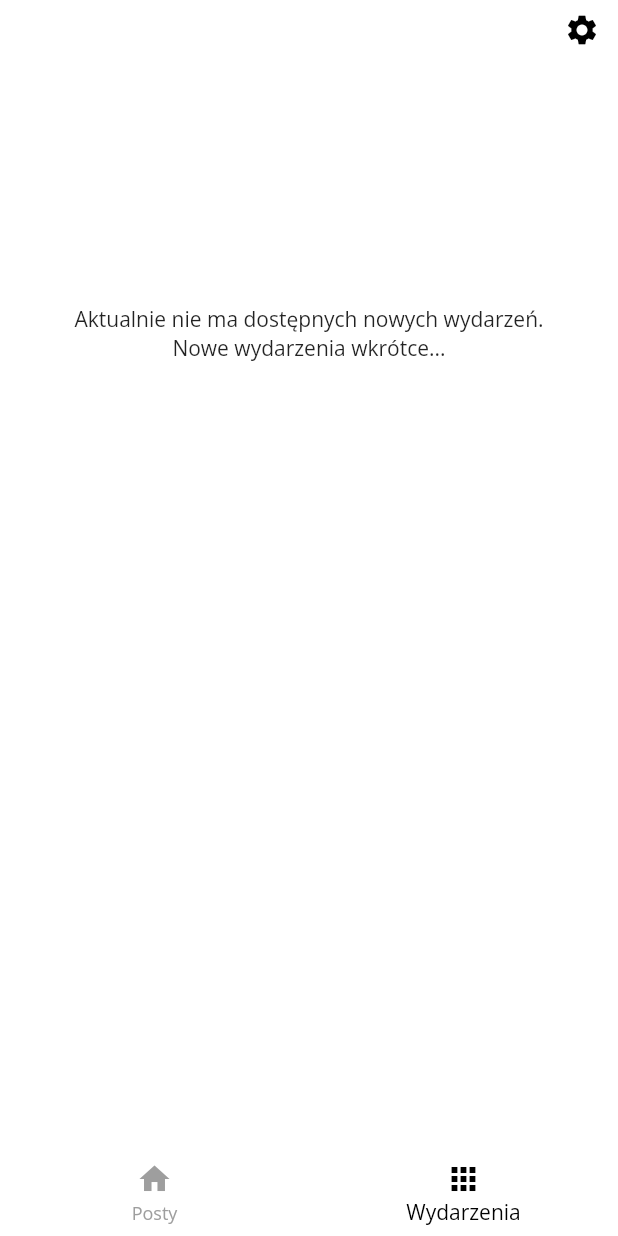
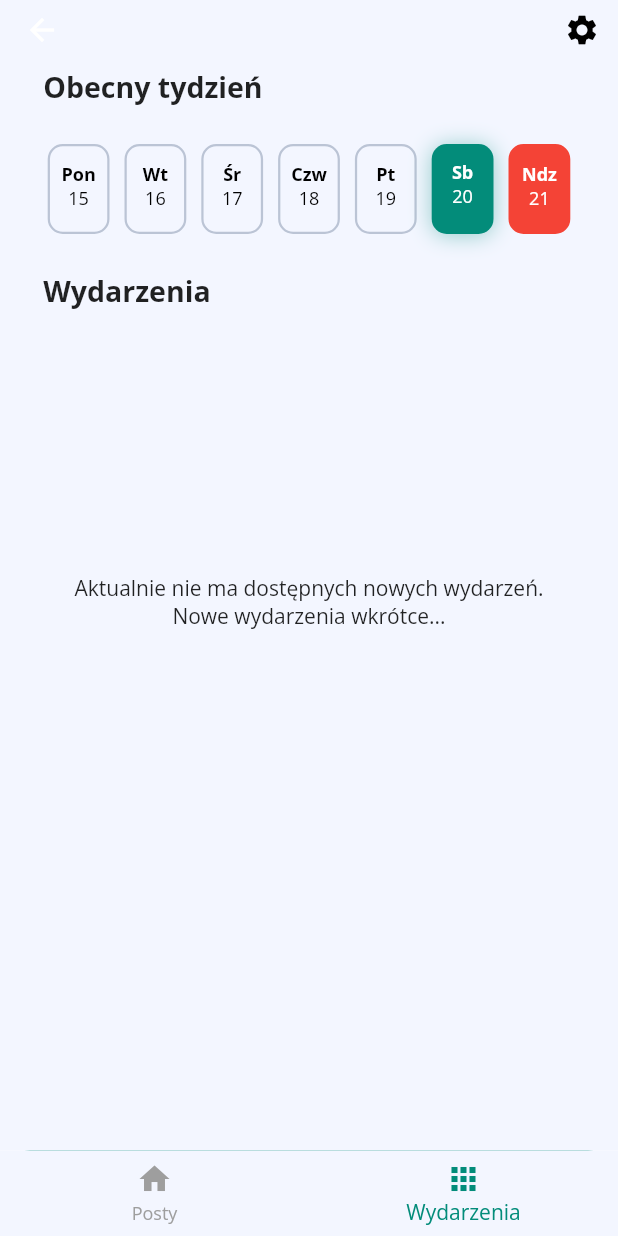
Before and after one commit to mkubis00/zupa_na_pietrynie, a Flutter app: the MainScreenForm screen opened directly, item 2 of the bottom bar chosen, on a phone screen of 412 x 824 dp. Run offline on Flutter 3.47's test engine with Material 2 defaults, Android fonts, the phone set to English and light mode, and no system bars; our stand-ins replace bloc, bloc_concurrency, cloud_firestore, equatable, file_picker, firebase_auth and 8 more; missing offline and left inert: animated_snack_bar, flow_builder, flutter_facebook_auth; accounts and stored records are empty.

Commit message:
event front/backend update

```diff
--- a/lib/app/view/app.dart
+++ b/lib/app/view/app.dart
@@ -52,6 +52,7 @@ class AppView extends StatelessWidget {
   Widget build(BuildContext context) {
     return MaterialApp(
       theme: theme,
+      debugShowCheckedModeBanner: false,
       home: FlowBuilder<AppStatus>(
         state: context.select((AppBloc bloc) => bloc.state.status),
         onGeneratePages: onGenerateAppViewPages,
--- a/lib/content_holder/src/colors/colors.dart
+++ b/lib/content_holder/src/colors/colors.dart
@@ -9,6 +9,9 @@ class AppColors {
   static const Color FACEBOOK_BLUE = Colors.blueAccent;
   static const Color RED = Colors.red;
   static const Color GREY = Colors.grey;
+  static const Color GREEN = Color.fromARGB(255, 3, 140, 122);
+  static const Color GREEN_SHADOW = Color.fromARGB(100, 3, 140, 122);
+  static const Color BACKGROUND_COLOR = Color.fromARGB(255, 243, 246, 255);
 
   static Color randomEventCounterColor() {
     List<Color> colors = [
--- a/lib/events/view/events_form.dart
+++ b/lib/events/view/events_form.dart
@@ -47,6 +47,7 @@ class _EventsFormState extends State<EventsForm> {
   @override
   Widget build(BuildContext context) {
     final bool isAdmin = context.read<AppBloc>().state.isAdmin;
+    double width = MediaQuery.of(context).size.width;
     return BlocListener<EventsBloc, EventsState>(
         listener: (context, state) {
           if (state.eventElementChangeStatus.isSubmissionFailure) {
@@ -69,7 +70,7 @@ class _EventsFormState extends State<EventsForm> {
         child: Scaffold(
             floatingActionButton: isAdmin ? FloatingActionButton(
                 foregroundColor: AppColors.WHITE,
-                backgroundColor: AppColors.BLACK,
+              backgroundColor: AppColors.GREEN,
                 onPressed: () {
                   Navigator.push(
                     context,
@@ -79,6 +80,7 @@ class _EventsFormState extends State<EventsForm> {
                 },
                 child: const Icon(Icons.add)) : null,
             body: Container(
+                color: AppColors.BACKGROUND_COLOR,
                 child: Align(
                   alignment: AlignmentDirectional.topCenter,
                   child: RefreshIndicator(
@@ -87,11 +89,40 @@ class _EventsFormState extends State<EventsForm> {
                         context.read<EventsBloc>().add(EventsFetch());
                       },
                       child: SingleChildScrollView(
+                        physics: AlwaysScrollableScrollPhysics(),
                         controller: _scrollController,
                         child: Column(
                           children: [
                             const SizedBox(height: 15),
-                            Padding(padding: EdgeInsetsDirectional.only(start: 10, end: 10), child:
+                            Align(
+                                alignment: Alignment.centerLeft,
+                                child:
+                                Padding(
+                                  padding: EdgeInsetsDirectional.only(start: width * 0.07),
+                                  child:
+                                  const Text("Obecny tydzień",
+                                      style: TextStyle(
+                                          fontWeight: FontWeight.bold,
+                                          fontSize: 19
+                                      )),
+                                )),
+                            const SizedBox(height: 25),
+                        Padding(padding: EdgeInsetsDirectional.only(start: width * 0.05, end: width * 0.05), child:Calendar()),
+                            const SizedBox(height: 25),
+                         Align(
+                          alignment: Alignment.centerLeft,
+                          child:
+                          Padding(
+                            padding: EdgeInsetsDirectional.only(start: width * 0.07),
+                            child:
+                          const Text("Wydarzenia",
+                              style: TextStyle(
+                                  fontWeight: FontWeight.bold,
+                                  fontSize: 19
+                              )),
+                        )),
+                            const SizedBox(height: 25),
+                            Padding(padding: EdgeInsetsDirectional.only(start: width * 0.05, end: width * 0.05), child:
                             EventsListController()),
                             const SizedBox(height: 10),
                           ],
--- a/lib/events/view/events_page.dart
+++ b/lib/events/view/events_page.dart
@@ -11,10 +11,11 @@ class EventsPage extends StatelessWidget {
   @override
   Widget build(BuildContext context) {
     return
-      Padding(
-      padding: const EdgeInsets.only(top: 8, bottom: 8, left: 1, right: 1),
-      child:
-      const EventsForm(),
-    );
+      // Padding(
+      // padding: const EdgeInsets.only(top: 8, bottom: 8, left: 1, right: 1),
+      // child:
+      const EventsForm()
+        ;
+    // );
   }
 }
--- /dev/null
+++ b/lib/events/widgets/calendar.dart
@@ -0,0 +1,157 @@
+import 'package:flutter/material.dart';
+import 'package:zupa_na_pietrynie/content_holder/content_holder.dart';
+
+class Calendar extends StatelessWidget {
+  const Calendar({Key? key}) : super(key: key);
+
+  static bool _isCurrentDay(_DayOfWeek _dayOfWeek) {
+    DateTime now = DateTime.now();
+    if (now.day.toString() == _dayOfWeek.day) {
+      return true;
+    } else {
+      return false;
+    }
+  }
+
+  static List<_DayOfWeek> _dataToCalendar() {
+    DateTime now = DateTime.now();
+    int help = 0;
+    List<DateTime> week = [];
+    week.add(now.subtract(Duration(days: now.weekday - 1)));
+    for (help; help < 6; help++) {
+      week.add(week[help].add(Duration(days: 1)));
+    }
+    List<_DayOfWeek> toReturn = [];
+    for (DateTime element in week) {
+      switch (element.weekday) {
+        case 1:
+          toReturn.add(_DayOfWeek(element.day.toString(),'Pon'));
+          break;
+        case 2:
+          toReturn.add(_DayOfWeek(element.day.toString(),'Wt'));
+          break;
+        case 3:
+          toReturn.add(_DayOfWeek(element.day.toString(),'Śr'));
+          break;
+        case 4:
+          toReturn.add(_DayOfWeek(element.day.toString(),'Czw'));
+          break;
+        case 5:
+          toReturn.add(_DayOfWeek(element.day.toString(),'Pt'));
+          break;
+        case 6:
+          toReturn.add(_DayOfWeek(element.day.toString(),'Sb'));
+          break;
+        case 7:
+          toReturn.add(_DayOfWeek(element.day.toString(),'Ndz'));
+          break;
+      }
+    }
+    return toReturn;
+  }
+
+  @override
+  Widget build(BuildContext context) {
+    final List<_DayOfWeek> week = _dataToCalendar();
+    double width = MediaQuery.of(context).size.width;
+    return
+      Container(
+        height: 60,
+        child:
+        ListView.separated(
+            scrollDirection: Axis.horizontal,
+            physics: const NeverScrollableScrollPhysics(),
+            separatorBuilder: (context, separatorInt) => SizedBox(
+              width: 10,
+            ),
+            shrinkWrap: true,
+            itemCount: week.length,
+            itemBuilder: (BuildContext context, int index) {
+              return _isCurrentDay(week[index]) ?
+              Container(
+                decoration: BoxDecoration(
+                  borderRadius: BorderRadius.circular(10),
+                  color: AppColors.GREEN,
+                  boxShadow: [
+                    BoxShadow(color: AppColors.GREEN_SHADOW, blurRadius: 12, offset: Offset(
+                      0,
+                      1,
+                    ),)
+                  ],
+                ),
+                width: width * 0.1,
+                child:
+                Align(
+                    alignment: AlignmentDirectional.center,
+                    child:
+                    Column(
+                      mainAxisAlignment: MainAxisAlignment.start,
+                      crossAxisAlignment: CrossAxisAlignment.center,
+                      children: [
+                        const SizedBox(height: 10),
+                        Text(week[index].dayOfWeek,
+                          style: TextStyle(
+                              fontSize: 12,
+                              fontWeight: FontWeight.bold,
+                              color: Colors.white
+                          ),
+                        ),
+                        Text(week[index].day,
+                          style: TextStyle(
+                              fontSize: 12,
+                            color: Colors.white
+                          ),
+                        ),
+                      ],
+                    )),
+              )
+
+                :
+                Container(
+                decoration: BoxDecoration(
+                  color: week[index].dayOfWeek == 'Ndz' ? AppColors.RED : null,
+                  borderRadius: BorderRadius.circular(10),
+                    border: Border.all(
+                      color: week[index].dayOfWeek == 'Ndz' ? AppColors.RED : Color.fromARGB(255, 187, 196, 213),
+                      width: 1.5,
+                    ),
+                ),
+                width: width * 0.1,
+                child:
+                Align(
+                    alignment: AlignmentDirectional.center,
+                    child:
+                Column(
+                  mainAxisAlignment: MainAxisAlignment.start,
+                  crossAxisAlignment: CrossAxisAlignment.center,
+                children: [
+                  const SizedBox(height: 10),
+                  Text(week[index].dayOfWeek,
+                    style: TextStyle(
+                      fontSize: 12,
+                      fontWeight: FontWeight.bold,
+                      color: week[index].dayOfWeek == 'Ndz' ? AppColors.WHITE : AppColors.BLACK
+                    ),
+                  ),
+                  Text(week[index].day,
+                      style: TextStyle(
+                      fontSize: 12,
+                          color: week[index].dayOfWeek == 'Ndz' ? AppColors.WHITE : AppColors.BLACK
+                  ),
+                  ),
+                ],
+              )),
+              );
+            })
+    );
+  }
+}
+
+class _DayOfWeek {
+  final String day;
+  final String dayOfWeek;
+
+  _DayOfWeek(this.day, this.dayOfWeek);
+
+
+}
--- a/lib/events/widgets/events_list.dart
+++ b/lib/events/widgets/events_list.dart
@@ -40,7 +40,6 @@ class _EventsListState extends State<EventsList> {
             } else {
               return
               Container(
-                width: width * 0.95,
                 child: ListView.separated(
                     key: UniqueKey(),
                     separatorBuilder: (context, index) => const SizedBox(
--- a/lib/events/widgets/single_event.dart
+++ b/lib/events/widgets/single_event.dart
@@ -48,8 +48,10 @@ class _SingleEventState extends State<SingleEvent> {
               color: AppColors.WHITE,
               borderRadius: BorderRadius.circular(20),
               boxShadow: [
-                BoxShadow(
-                    color: AppColors.GREY, blurRadius: 10, spreadRadius: 1)
+                BoxShadow(color: AppColors.GREY, blurRadius: 10, offset: Offset(
+                  0,
+                  1,
+                ),)
               ],
             ),
             child: Column(
@@ -64,7 +66,7 @@ class _SingleEventState extends State<SingleEvent> {
                         height: 35,
                         child: Padding(
                             padding:
-                                EdgeInsetsDirectional.only(top: 15, end: 10),
+                                EdgeInsetsDirectional.only(top: 0, end: 0),
                             child: ElevatedButton(
                               style: ButtonStyle(
                                 backgroundColor:
@@ -112,7 +114,7 @@ class _SingleEventState extends State<SingleEvent> {
                     child: Text(
                       event.title,
                       style:
-                          TextStyle(fontWeight: FontWeight.bold, fontSize: 17),
+                          TextStyle(fontWeight: FontWeight.w600, fontSize: 17),
                     )),
                 const SizedBox(height: 12),
                 Padding(
@@ -128,7 +130,7 @@ class _SingleEventState extends State<SingleEvent> {
                       'Dni wydarzenia:',
                       style: TextStyle(
                         fontSize: 16,
-                        fontWeight: FontWeight.w600,
+                        fontWeight: FontWeight.w500,
                       ),
                     )),
                 ListView.builder(
@@ -201,7 +203,7 @@ class _SingleEventState extends State<SingleEvent> {
                                                         .toString(),
                                                     style: const TextStyle(
                                                         fontWeight:
-                                                            FontWeight.bold)),
+                                                            FontWeight.w600)),
                                               ],
                                             ),
                                           )),
@@ -242,7 +244,7 @@ class SwitchParticipation extends StatelessWidget {
     return Switch(
       key: UniqueKey(),
       value: light,
-      activeColor: Colors.green,
+      activeColor: AppColors.GREEN,
       onChanged: (bool value) {
         context
             .read<EventsBloc>()
@@ -273,7 +275,6 @@ class _SwitchExampleState extends State<SwitchExample> {
 
   @override
   Widget build(BuildContext context) {
-    print("dupa");
     final String userId = context.select((AppBloc bloc) => bloc.state.user.id);
     light = _isPicked(userId, participants);
     return Switch(
--- a/lib/events/widgets/widgets.dart
+++ b/lib/events/widgets/widgets.dart
@@ -4,3 +4,4 @@ export 'events_list.dart';
 export 'event_days_list.dart';
 export 'event_element_list.dart';
 export 'event_list_controller.dart';
+export 'calendar.dart';
--- a/lib/home/view/home_form.dart
+++ b/lib/home/view/home_form.dart
@@ -34,7 +34,7 @@ class _MainScreenFormState extends State<MainScreenForm> {
         appBar: AppBar(
           elevation: 0,
           toolbarHeight: 30,
-        backgroundColor: AppColors.WHITE,
+          backgroundColor: AppColors.BACKGROUND_COLOR,
           actions: <Widget>[
             IconButton(
               key: const Key('homePage_logout_iconButton'),
@@ -45,17 +45,32 @@ class _MainScreenFormState extends State<MainScreenForm> {
             )
           ],
         ),
-      body: Align(
-        alignment: const Alignment(0, -1 / 3),
-        child: _widgetOptions.elementAt(_selectedIndex),
+        body:
+            //   Align(
+            // alignment: const Alignment(0, -1 / 3),
+            // child:
+            _widgetOptions.elementAt(_selectedIndex),
+        // ),
+        bottomNavigationBar:
+        Container(
+          decoration: BoxDecoration(
+            color: AppColors.GREEN,
+            borderRadius: BorderRadius.circular(20),
+            boxShadow: [
+              BoxShadow(
+                color: AppColors.GREY,
+                blurRadius: 0,
+                offset: Offset(
+                  0,
+                  1,
                 ),
-      bottomNavigationBar:
-      SizedBox(
-        // height: 91,
+              )
+            ],
+          ),
           child:
           BottomNavigationBar(
             elevation: 0,
-        backgroundColor: AppColors.WHITE,
+            backgroundColor: AppColors.BACKGROUND_COLOR,
             items: const <BottomNavigationBarItem>[
               BottomNavigationBarItem(
                 icon: Icon(Icons.home),
@@ -67,10 +82,10 @@ class _MainScreenFormState extends State<MainScreenForm> {
               ),
             ],
             currentIndex: _selectedIndex,
-        selectedItemColor: AppColors.BLACK,
+            selectedItemColor: AppColors.GREEN,
             unselectedItemColor: AppColors.GREY,
             onTap: _onItemTapped,
-      )),
-    );
+          ),
+        ));
   }
 }
--- a/lib/main_screen/view/main_screen_form.dart
+++ b/lib/main_screen/view/main_screen_form.dart
@@ -76,7 +76,7 @@ class _MainScreenFormState extends State<MainScreenForm> {
         child: Scaffold(
             floatingActionButton: FloatingActionButton(
                 foregroundColor: AppColors.WHITE,
-                backgroundColor: AppColors.BLACK,
+                backgroundColor: AppColors.GREEN,
                 onPressed: () {
                   Navigator.push(
                     context,
@@ -86,6 +86,7 @@ class _MainScreenFormState extends State<MainScreenForm> {
                 },
                 child: const Icon(Icons.add)),
             body: Container(
+                color: AppColors.BACKGROUND_COLOR,
                 child: Align(
               alignment: AlignmentDirectional.topCenter,
               child: RefreshIndicator(
--- a/lib/main_screen/view/main_screen_page.dart
+++ b/lib/main_screen/view/main_screen_page.dart
@@ -10,9 +10,12 @@ class MainScreenPage extends StatelessWidget {
 
   @override
   Widget build(BuildContext context) {
-    return Padding(
-      padding: const EdgeInsets.only(top: 8, bottom: 8, left: 5, right: 5),
-      child: const MainScreenForm(),
-    );
+    return
+      // Padding(
+      // padding: const EdgeInsets.only(top: 8, bottom: 8, left: 5, right: 5),
+      // child:
+      const MainScreenForm()
+    ;
+    // );
   }
 }
--- a/lib/main_screen/widgets/events_counter.dart
+++ b/lib/main_screen/widgets/events_counter.dart
@@ -15,17 +15,24 @@ class EventsCounter extends StatelessWidget {
             previous.eventsCounterState != current.eventsCounterState,
         builder: (context, state) {
           return state.eventsCounterState.isSubmissionSuccess
-              ? Container(
+              ? Padding(padding: EdgeInsetsDirectional.only(start: 8, end: 8)
+
+              , child: Container(
                   height: 100,
                   width: width * 0.98,
                   decoration: BoxDecoration(
-                    color: AppColors.randomEventCounterColor(),
+                    color: AppColors.GREEN,
                     borderRadius: BorderRadius.circular(20),
                     boxShadow: [
                       BoxShadow(
                           color: AppColors.GREY,
                           blurRadius: 10,
-                          spreadRadius: 1)
+
+                      offset: Offset(
+                        0,
+                        1,
+                      ),
+                      )
                     ],
                   ),
                   child: Column(
@@ -68,7 +75,7 @@ class EventsCounter extends StatelessWidget {
                       )
                     ],
                   ),
-                )
+                ))
               : Container(
                   height: 100,
                   width: width * 0.93,
--- a/lib/main_screen/widgets/posts/single_post.dart
+++ b/lib/main_screen/widgets/posts/single_post.dart
@@ -63,7 +63,10 @@ class _SinglePostState extends State<SinglePost> {
           color: AppColors.WHITE,
           borderRadius: BorderRadius.circular(20),
           boxShadow: [
-            BoxShadow(color: AppColors.GREY, blurRadius: 10, spreadRadius: 1)
+            BoxShadow(color: AppColors.GREY, blurRadius: 10, offset: Offset(
+              0,
+              1,
+            ),)
           ],
         ),
         child: Column(
```
Also changed, not shown: lib/home/view/home_page.dart (+0 -8 lines). Lines whose indentation alone changed are shown as unchanged.
